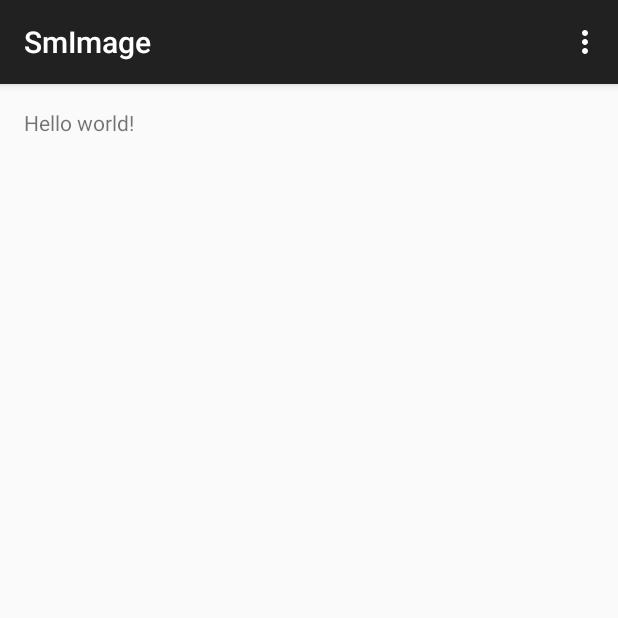
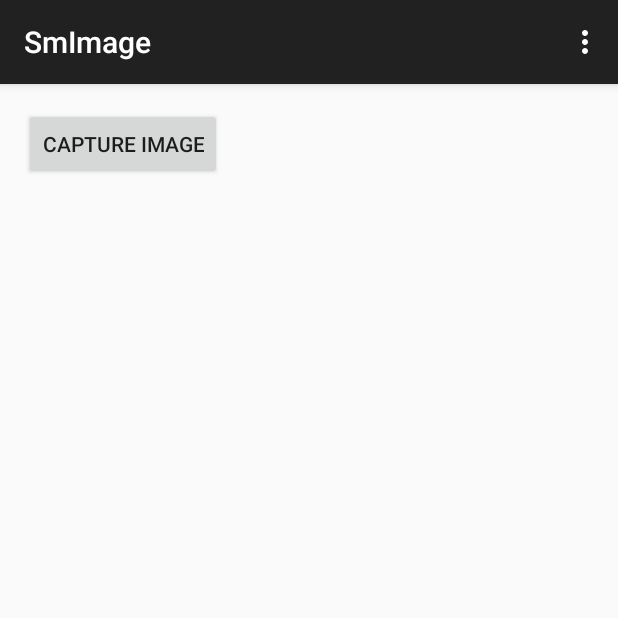
Before and after one commit to SVetri/SmartImage, an Android app: the screen it shows after launch (MainActivity), on a phone screen of 412 x 824 dp, the top half of it. Run offline under Robolectric (Android 15) with nearby library versions, the phone set to English and light mode, and no system bars.

Commit message:
Test Driver Activity and Layout Changes

```diff
--- a/app/src/main/AndroidManifest.xml
+++ b/app/src/main/AndroidManifest.xml
@@ -1,6 +1,10 @@
 <?xml version="1.0" encoding="utf-8"?>
 <manifest xmlns:android="http://schemas.android.com/apk/res/android"
     package="com.conware.smimage" >
+
+    <uses-permission android:name="android.permission.READ_EXTERNAL_STORAGE"/>
+    <uses-permission android:name="android.permission.WRITE_EXTERNAL_STORAGE"/>
+    <uses-permission android:name="android.permission.CAMERA"/>
 
     <application
         android:allowBackup="true"
--- a/app/src/main/java/com/conware/smimage/ImageUtilities.java
+++ b/app/src/main/java/com/conware/smimage/ImageUtilities.java
@@ -22,7 +22,7 @@ public class ImageUtilities {
     static final String EXTRACT_ERROR = "Error";
 
     //Save image to SD Card with filename as date and time of image capture
-    public static String saveImage(Bitmap bm){
+    public static String saveImage(Bitmap bm, Context con){
         String root = Environment.getExternalStorageDirectory().toString();
         String baseDirectory = root + "/SmImage";
         File myDir = new File(baseDirectory);
@@ -49,7 +49,9 @@ public class ImageUtilities {
             e.printStackTrace();
         }
 
-        return baseDirectory+"/"+fname;
+        String fpath = baseDirectory+"/"+fname;
+        galleryAddPic(fpath,con);
+        return fpath;
     }
 
     //Adds the JSONObject of context data into the JPEG file as an exif tag's data
--- a/app/src/main/java/com/conware/smimage/MainActivity.java
+++ b/app/src/main/java/com/conware/smimage/MainActivity.java
@@ -1,19 +1,44 @@
 package com.conware.smimage;
 
+import android.content.Intent;
+import android.graphics.Bitmap;
 import android.support.v7.app.ActionBarActivity;
 import android.os.Bundle;
 import android.view.Menu;
 import android.view.MenuItem;
+import android.view.View;
+import android.widget.Button;
+import android.widget.ImageView;
 
 
 public class MainActivity extends ActionBarActivity {
+
+    private static final int CAMERA_REQUEST = 1888;
+
+    Button captureImage;
+    ImageView capturedImage;
 
     @Override
     protected void onCreate(Bundle savedInstanceState) {
         super.onCreate(savedInstanceState);
         setContentView(R.layout.activity_main);
+
+        captureImage = (Button) this.findViewById(R.id.captureImage);
+        capturedImage = (ImageView) this.findViewById(R.id.capturedImage);
     }
 
+    public void takeImageFromCamera(View view) {
+        Intent cameraIntent = new Intent(android.provider.MediaStore.ACTION_IMAGE_CAPTURE);
+        startActivityForResult(cameraIntent, CAMERA_REQUEST);
+    }
+
+    protected void onActivityResult(int requestCode, int resultCode, Intent data) {
+        if (requestCode == CAMERA_REQUEST && resultCode == RESULT_OK) {
+            Bitmap mphoto = (Bitmap) data.getExtras().get("data");
+            capturedImage.setImageBitmap(mphoto);
+            String fname = ImageUtilities.saveImage(mphoto,getApplicationContext());
+        }
+    }
 
     @Override
     public boolean onCreateOptionsMenu(Menu menu) {
--- a/app/src/main/res/layout/activity_main.xml
+++ b/app/src/main/res/layout/activity_main.xml
@@ -5,7 +5,16 @@
     android:paddingTop="@dimen/activity_vertical_margin"
     android:paddingBottom="@dimen/activity_vertical_margin" tools:context=".MainActivity">
 
-    <TextView android:text="@string/hello_world" android:layout_width="wrap_content"
-        android:layout_height="wrap_content" />
+    <Button
+        android:layout_width="wrap_content"
+        android:layout_height="wrap_content"
+        android:id="@+id/captureImage"
+        android:text="Capture Image" />
+
+    <ImageView
+        android:id="@+id/capturedImage"
+        android:layout_width="200dp"
+        android:layout_height="300dp"
+        android:layout_marginTop="200dp"/>
 
 </RelativeLayout>
```
